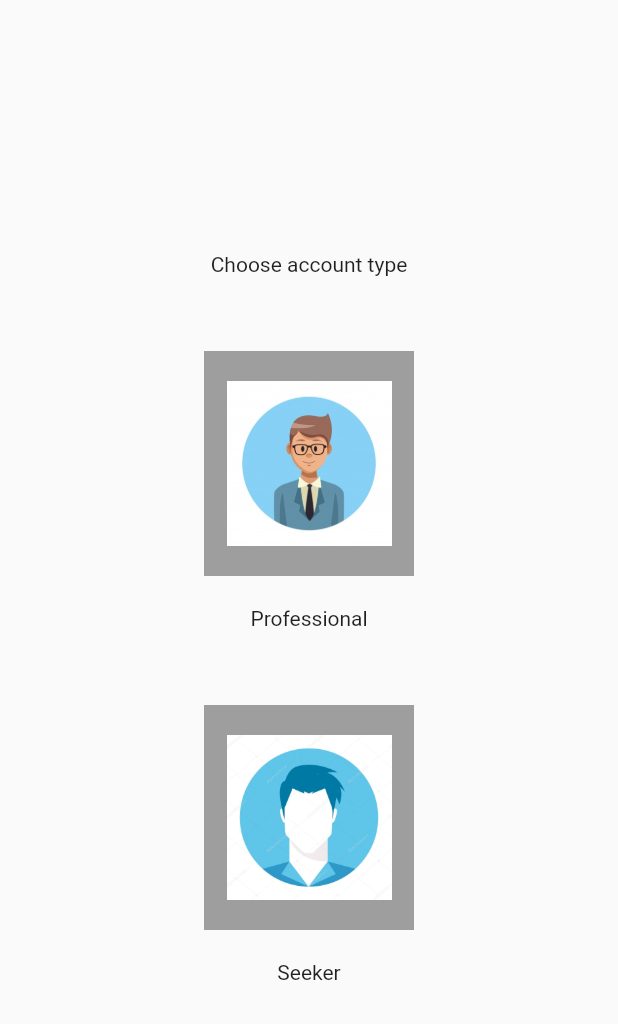
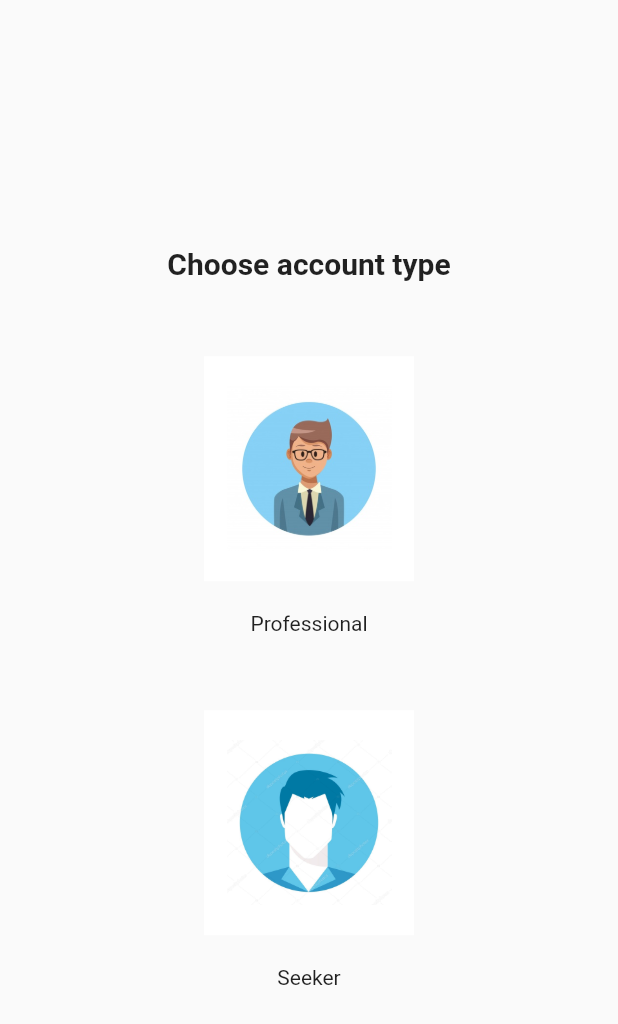
Before and after one commit to kiran22985/Mistri_gang, a Flutter app: the AccountChosePage screen opened by its route, on a phone screen of 412 x 824 dp. Shown: the top 1024 px of the screen. Run offline on Flutter 3.47's test engine with Material 2 defaults, Android fonts, the phone set to English and light mode, and no system bars.

Commit message:
account page changed

```diff
--- a/lib/screen/chooseaccount.dart
+++ b/lib/screen/chooseaccount.dart
@@ -15,7 +15,10 @@ class _AccountChosePageState extends State<AccountChosePage> {
         child: Column(
           mainAxisAlignment: MainAxisAlignment.center,
           children: [
-            const Text('Choose account type'),
+            const Text('Choose account type',style:TextStyle(
+              fontWeight: FontWeight.bold,
+              fontSize: 20,
+            )),
             const SizedBox(height:50),
             InkWell(
             //splashColor: Colors.blue,
@@ -28,7 +31,7 @@ class _AccountChosePageState extends State<AccountChosePage> {
               width: 140,
               height: 150,
               child: const Image(image: AssetImage('assets/images/professional.jpg'),height: 110,width:140 ,),
-              color: Colors.grey,
+              color: Colors.white,
 
 
             ),
@@ -42,7 +45,7 @@ class _AccountChosePageState extends State<AccountChosePage> {
               width: 140,
               height: 150,
               child: const Image(image: AssetImage('assets/images/customer.jpg'),height: 110,width:140 ,),
-              color: Colors.grey,
+              color: Colors.white,
 
 
             ),
```
